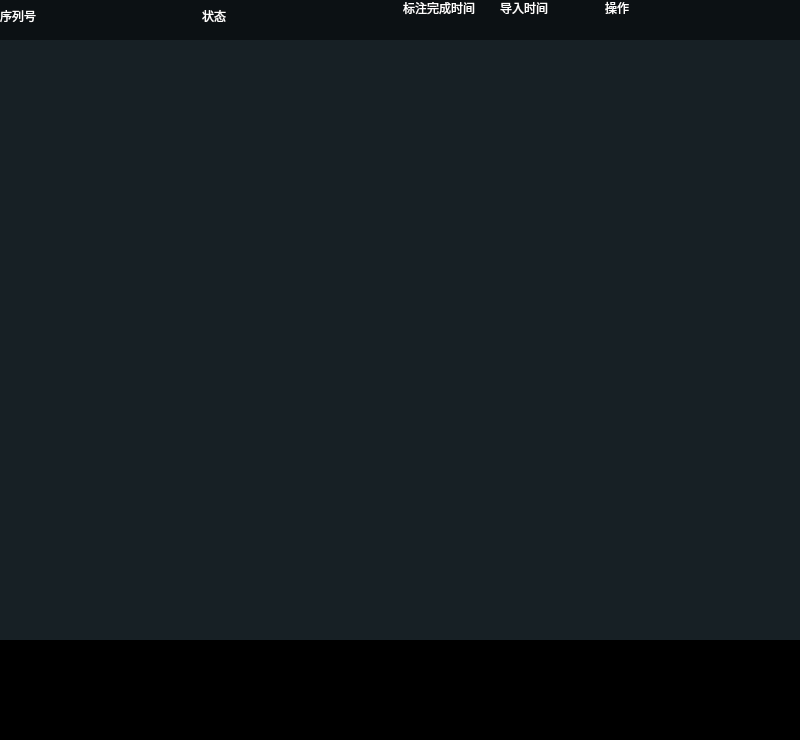
Old version of the form CustomListWidget.ui in the repository OnlyOneTerry/customListWidget.
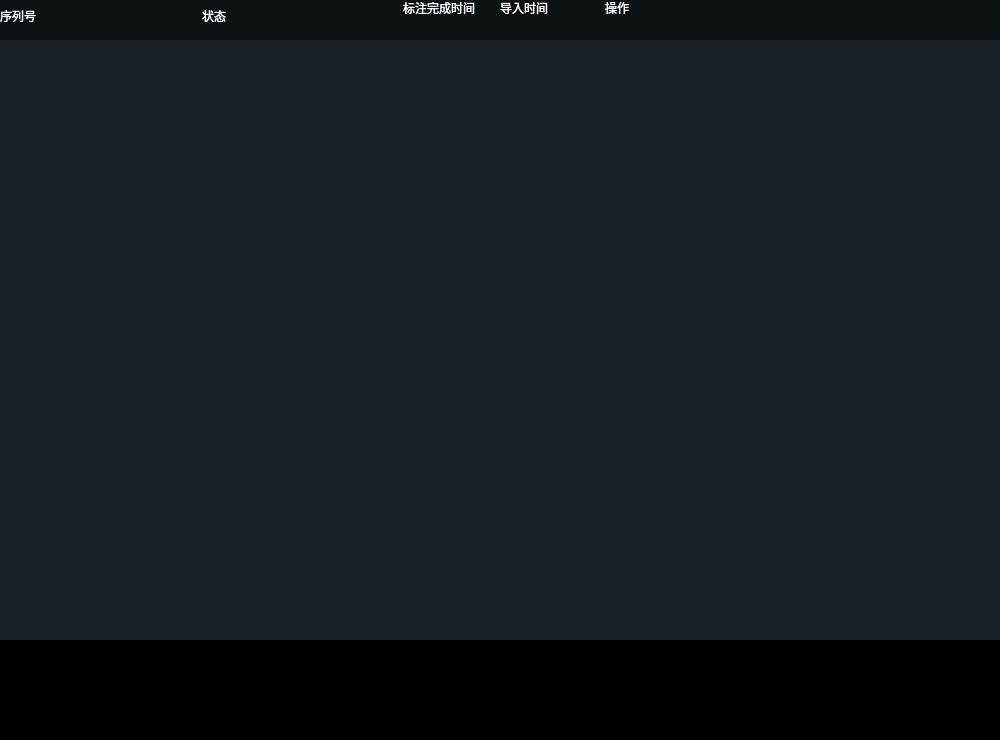
New version of the form.

Patch:
```diff
--- a/CustomListWidget.ui
+++ b/CustomListWidget.ui
@@ -6,13 +6,13 @@
    <rect>
     <x>0</x>
     <y>0</y>
-    <width>800</width>
+    <width>1000</width>
     <height>740</height>
    </rect>
   </property>
   <property name="minimumSize">
    <size>
-    <width>800</width>
+    <width>1000</width>
     <height>740</height>
    </size>
   </property>
```
